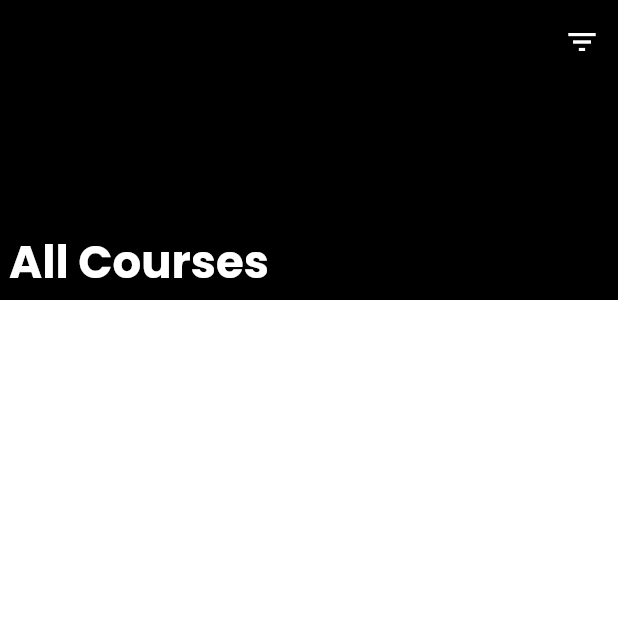
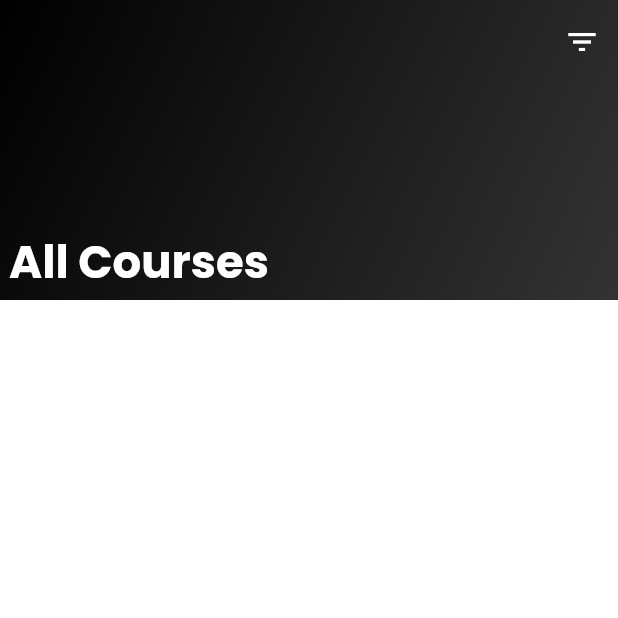
Before and after one commit to msbzz/E_LEARNING_APP, a Flutter app: the CourseListScreen screen opened by its route, on a phone screen of 412 x 824 dp, the top half of it. Run offline on Flutter 3.47's test engine with Material 3 defaults, Android fonts, the phone set to English and light mode, and no system bars; our stand-ins replace bloc, cached_network_image, equatable, flutter_bloc, get, get_storage and 3 more; accounts and stored records are empty.

Commit message:
Course List Screen part6

```diff
--- a/lib/views/course/course_list/course_list_screen.dart
+++ b/lib/views/course/course_list/course_list_screen.dart
@@ -55,6 +55,16 @@ class CourseListScreen extends StatelessWidget {
                   fontWeight: FontWeight.bold,
                 ),
               ),
+
+              background: Container(
+                decoration: BoxDecoration(
+                  gradient: LinearGradient(
+                    colors: [AppColors.primary, AppColors.primaryLight],
+                    begin: Alignment.topLeft,
+                    end: Alignment.bottomRight,
+                  ),
+                ),
+              ),
             ),
           ),
         ],
```
